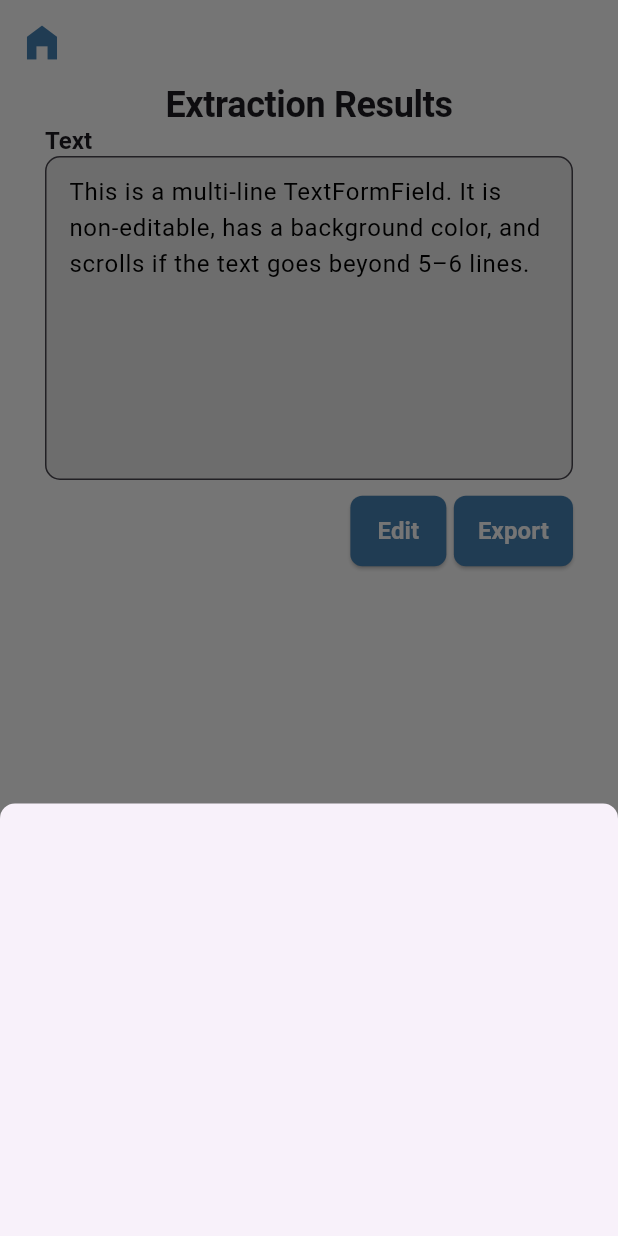
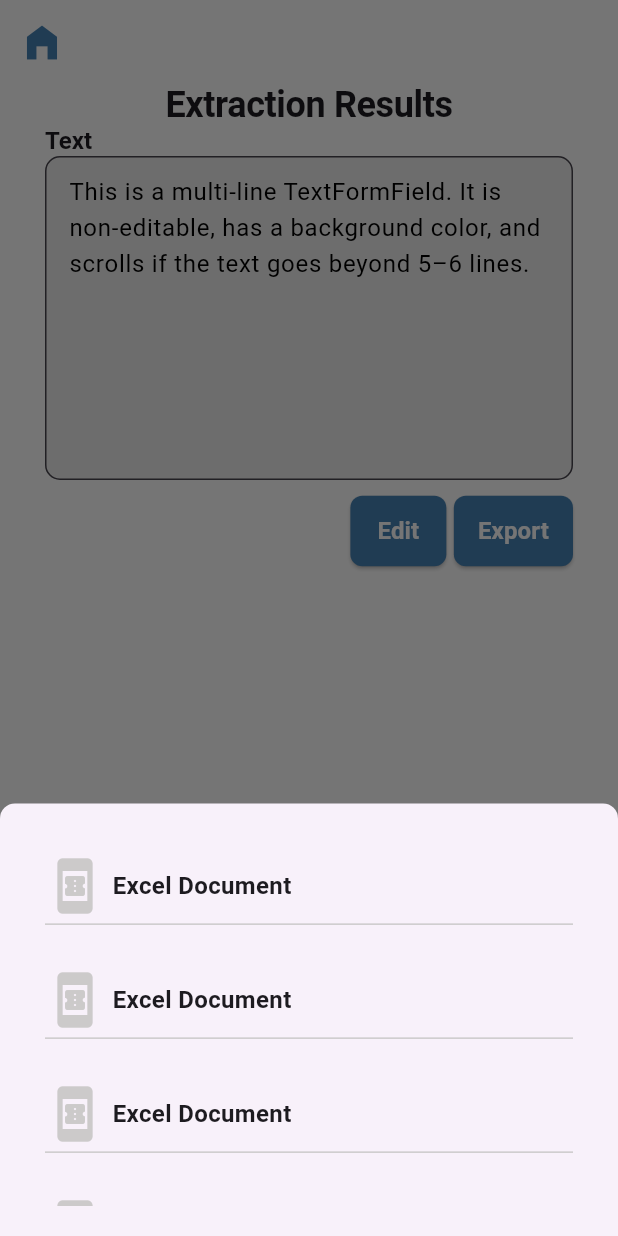
Before and after one commit to umeree/DataExtractornAnalyzer, a Flutter app: the ExtractionResult screen opened directly, after a tap on "Export", on a phone screen of 412 x 824 dp. Run offline on Flutter 3.47's test engine with Material 3 defaults, Android fonts, the phone set to English and light mode, and no system bars; network calls fail.

Commit message:
Modal Bottom Sheet completed

```diff
--- a/lib/res/app_colors.dart
+++ b/lib/res/app_colors.dart
@@ -8,4 +8,6 @@ class AppColors {
   static const Color edgesStrokesColor = Color(0xFF708090);
   static const Color borderColor = Color(0xFF31A1FF);
 
+  static const Color greyColor = Color(0xFFCCCACA);
+
 }
--- /dev/null
+++ b/lib/utils/components/document-tile.dart
@@ -0,0 +1,39 @@
+import 'package:dataextractor_analyzer/res/app_colors.dart';
+import 'package:flutter/material.dart';
+
+class DocumentTile extends StatelessWidget {
+  final IconData icon;
+  final String text;
+
+  const DocumentTile({
+    Key? key,
+    required this.icon,
+    required this.text,
+  }) : super(key: key);
+
+  @override
+  Widget build(BuildContext context) {
+    return Padding(
+      padding: const EdgeInsets.symmetric(vertical: 15, horizontal: 10),
+      child: Column(
+        children: [
+          Row(
+            children: [
+              Icon(icon, color: AppColors.greyColor, size: 40,),
+              const SizedBox(width: 5),
+              Text(
+                text,
+                style: const TextStyle(fontWeight: FontWeight.bold, fontSize: 16),
+              ),
+            ],
+          ),
+          const SizedBox(height: 5),
+          Container(
+            height: 1,
+            color: AppColors.greyColor,
+          ),
+        ],
+      ),
+    );
+  }
+}
--- a/lib/view/extraction_result.dart
+++ b/lib/view/extraction_result.dart
@@ -1,6 +1,7 @@
 import 'package:dataextractor_analyzer/res/app_colors.dart';
 import 'package:dataextractor_analyzer/utils/components/custom_app_bar.dart';
 import 'package:dataextractor_analyzer/utils/components/cutom_button.dart';
+import 'package:dataextractor_analyzer/utils/components/document-tile.dart';
 import 'package:dataextractor_analyzer/utils/media_query_util.dart';
 import 'package:dataextractor_analyzer/view-model/edit-text-view-model.dart';
 import 'package:dataextractor_analyzer/view/home.dart';
@@ -87,9 +88,17 @@ class _ExtractionResultState extends State<ExtractionResult> {
                         context: context,
                         builder: (context) {
                           return Container(
+                            padding: EdgeInsets.symmetric(horizontal: 20, vertical: 20),
                             height: MediaQueryUtil.screenHeight(context) * 0.35,
                             decoration: BoxDecoration(
                                 borderRadius: BorderRadius.only(topLeft: Radius.circular(2), topRight:Radius.circular(2) )
+                            ),
+                            child: Center(
+                              child: ListView.builder(
+                                  itemCount: 4,
+                                  itemBuilder: (context, value) {
+                                    return DocumentTile(icon: Icons.book_online_rounded, text: "Excel Document",);
+                                  }),
                             ),
                           );
                         }
```
